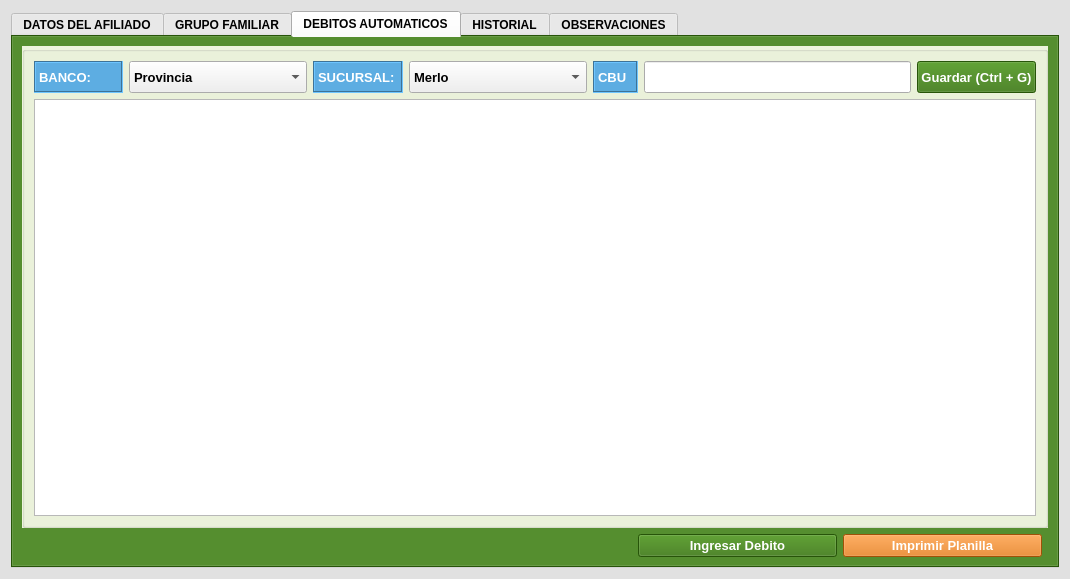
The window that gui/detalles/detalleAfiliados.ui (shae-ra/sindicato) describes before a commit, drawn with Qt 5.
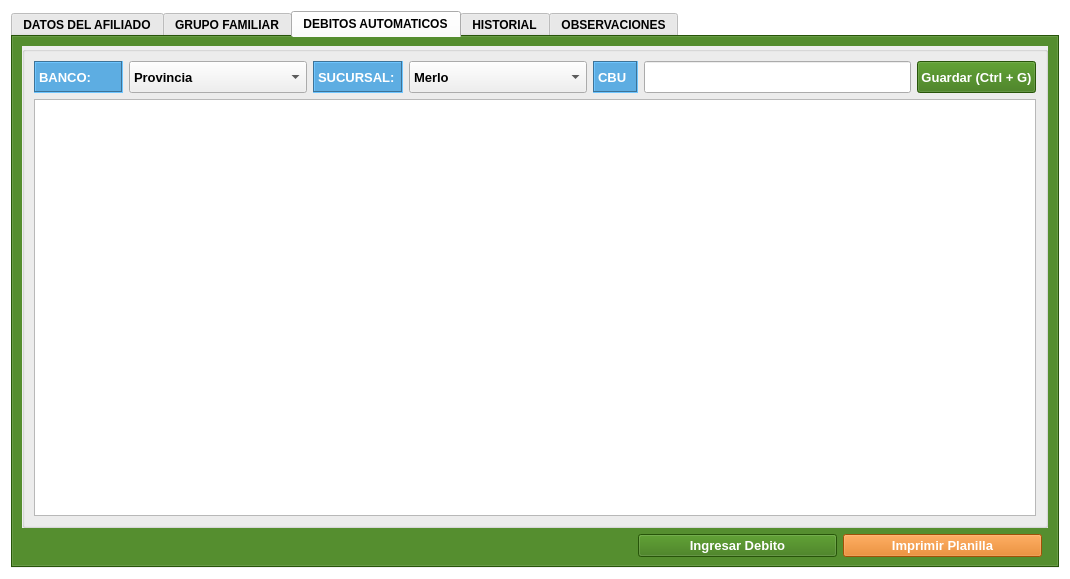
The same window after the commit. The open tabs and pages were chosen to show the change. Icons and pictures are not drawn.

What changed in the file:
```diff
--- a/gui/detalles/detalleAfiliados.ui
+++ b/gui/detalles/detalleAfiliados.ui
@@ -25,9 +25,9 @@
      <colorrole role="Button">
       <brush brushstyle="SolidPattern">
        <color alpha="255">
-        <red>225</red>
-        <green>225</green>
-        <blue>225</blue>
+        <red>255</red>
+        <green>255</green>
+        <blue>255</blue>
        </color>
       </brush>
      </colorrole>
@@ -43,27 +43,27 @@
      <colorrole role="Midlight">
       <brush brushstyle="SolidPattern">
        <color alpha="255">
-        <red>240</red>
-        <green>240</green>
-        <blue>240</blue>
+        <red>255</red>
+        <green>255</green>
+        <blue>255</blue>
        </color>
       </brush>
      </colorrole>
      <colorrole role="Dark">
       <brush brushstyle="SolidPattern">
        <color alpha="255">
-        <red>112</red>
-        <green>112</green>
-        <blue>112</blue>
+        <red>127</red>
+        <green>127</green>
+        <blue>127</blue>
        </color>
       </brush>
      </colorrole>
      <colorrole role="Mid">
       <brush brushstyle="SolidPattern">
        <color alpha="255">
-        <red>150</red>
-        <green>150</green>
-        <blue>150</blue>
+        <red>170</red>
+        <green>170</green>
+        <blue>170</blue>
        </color>
       </brush>
      </colorrole>
@@ -106,9 +106,9 @@
      <colorrole role="Window">
       <brush brushstyle="SolidPattern">
        <color alpha="255">
-        <red>225</red>
-        <green>225</green>
-        <blue>225</blue>
+        <red>255</red>
+        <green>255</green>
+        <blue>255</blue>
        </color>
       </brush>
      </colorrole>
@@ -124,9 +124,9 @@
      <colorrole role="AlternateBase">
       <brush brushstyle="SolidPattern">
        <color alpha="255">
-        <red>240</red>
-        <green>240</green>
-        <blue>240</blue>
+        <red>255</red>
+        <green>255</green>
+        <blue>255</blue>
        </color>
       </brush>
      </colorrole>
@@ -162,9 +162,9 @@
      <colorrole role="Button">
       <brush brushstyle="SolidPattern">
        <color alpha="255">
-        <red>225</red>
-        <green>225</green>
-        <blue>225</blue>
+        <red>255</red>
+        <green>255</green>
+        <blue>255</blue>
        </color>
       </brush>
      </colorrole>
@@ -180,27 +180,27 @@
      <colorrole role="Midlight">
       <brush brushstyle="SolidPattern">
        <color alpha="255">
-        <red>240</red>
-        <green>240</green>
-        <blue>240</blue>
+        <red>255</red>
+        <green>255</green>
+        <blue>255</blue>
        </color>
       </brush>
      </colorrole>
      <colorrole role="Dark">
       <brush brushstyle="SolidPattern">
        <color alpha="255">
-        <red>112</red>
-        <green>112</green>
-        <blue>112</blue>
+        <red>127</red>
+        <green>127</green>
+        <blue>127</blue>
        </color>
       </brush>
      </colorrole>
      <colorrole role="Mid">
       <brush brushstyle="SolidPattern">
        <color alpha="255">
-        <red>150</red>
-        <green>150</green>
-        <blue>150</blue>
+        <red>170</red>
+        <green>170</green>
+        <blue>170</blue>
        </color>
       </brush>
      </colorrole>
@@ -243,9 +243,9 @@
      <colorrole role="Window">
       <brush brushstyle="SolidPattern">
        <color alpha="255">
-        <red>225</red>
-        <green>225</green>
-        <blue>225</blue>
+        <red>255</red>
+        <green>255</green>
+        <blue>255</blue>
        </color>
       </brush>
      </colorrole>
@@ -261,9 +261,9 @@
      <colorrole role="AlternateBase">
       <brush brushstyle="SolidPattern">
        <color alpha="255">
-        <red>240</red>
-        <green>240</green>
-        <blue>240</blue>
+        <red>255</red>
+        <green>255</green>
+        <blue>255</blue>
        </color>
       </brush>
      </colorrole>
@@ -290,18 +290,18 @@
      <colorrole role="WindowText">
       <brush brushstyle="SolidPattern">
        <color alpha="255">
-        <red>112</red>
-        <green>112</green>
-        <blue>112</blue>
+        <red>127</red>
+        <green>127</green>
+        <blue>127</blue>
        </color>
       </brush>
      </colorrole>
      <colorrole role="Button">
       <brush brushstyle="SolidPattern">
        <color alpha="255">
-        <red>225</red>
-        <green>225</green>
-        <blue>225</blue>
+        <red>255</red>
+        <green>255</green>
+        <blue>255</blue>
        </color>
       </brush>
      </colorrole>
@@ -317,36 +317,36 @@
      <colorrole role="Midlight">
       <brush brushstyle="SolidPattern">
        <color alpha="255">
-        <red>240</red>
-        <green>240</green>
-        <blue>240</blue>
+        <red>255</red>
+        <green>255</green>
+        <blue>255</blue>
        </color>
       </brush>
      </colorrole>
      <colorrole role="Dark">
       <brush brushstyle="SolidPattern">
        <color alpha="255">
-        <red>112</red>
-        <green>112</green>
-        <blue>112</blue>
+        <red>127</red>
+        <green>127</green>
+        <blue>127</blue>
        </color>
       </brush>
      </colorrole>
      <colorrole role="Mid">
       <brush brushstyle="SolidPattern">
        <color alpha="255">
-        <red>150</red>
-        <green>150</green>
-        <blue>150</blue>
+        <red>170</red>
+        <green>170</green>
+        <blue>170</blue>
        </color>
       </brush>
      </colorrole>
      <colorrole role="Text">
       <brush brushstyle="SolidPattern">
        <color alpha="255">
-        <red>112</red>
-        <green>112</green>
-        <blue>112</blue>
+        <red>127</red>
+        <green>127</green>
+        <blue>127</blue>
        </color>
       </brush>
      </colorrole>
@@ -362,27 +362,27 @@
      <colorrole role="ButtonText">
       <brush brushstyle="SolidPattern">
        <color alpha="255">
-        <red>112</red>
-        <green>112</green>
-        <blue>112</blue>
+        <red>127</red>
+        <green>127</green>
+        <blue>127</blue>
        </color>
       </brush>
      </colorrole>
      <colorrole role="Base">
       <brush brushstyle="SolidPattern">
        <color alpha="255">
-        <red>225</red>
-        <green>225</green>
-        <blue>225</blue>
+        <red>255</red>
+        <green>255</green>
+        <blue>255</blue>
        </color>
       </brush>
      </colorrole>
      <colorrole role="Window">
       <brush brushstyle="SolidPattern">
        <color alpha="255">
-        <red>225</red>
-        <green>225</green>
-        <blue>225</blue>
+        <red>255</red>
+        <green>255</green>
+        <blue>255</blue>
        </color>
       </brush>
      </colorrole>
@@ -398,9 +398,9 @@
      <colorrole role="AlternateBase">
       <brush brushstyle="SolidPattern">
        <color alpha="255">
-        <red>225</red>
-        <green>225</green>
-        <blue>225</blue>
+        <red>255</red>
+        <green>255</green>
+        <blue>255</blue>
        </color>
       </brush>
      </colorrole>
@@ -447,63 +447,63 @@
         <colorrole role="WindowText">
          <brush brushstyle="SolidPattern">
           <color alpha="255">
-           <red>255</red>
-           <green>255</green>
-           <blue>255</blue>
+           <red>0</red>
+           <green>0</green>
+           <blue>0</blue>
           </color>
          </brush>
         </colorrole>
         <colorrole role="Button">
          <brush brushstyle="SolidPattern">
           <color alpha="255">
-           <red>55</red>
-           <green>118</green>
-           <blue>13</blue>
+           <red>255</red>
+           <green>255</green>
+           <blue>255</blue>
           </color>
          </brush>
         </colorrole>
         <colorrole role="Light">
          <brush brushstyle="SolidPattern">
           <color alpha="255">
-           <red>165</red>
-           <green>177</green>
-           <blue>173</blue>
+           <red>255</red>
+           <green>255</green>
+           <blue>255</blue>
           </color>
          </brush>
         </colorrole>
         <colorrole role="Midlight">
          <brush brushstyle="SolidPattern">
           <color alpha="255">
-           <red>137</red>
-           <green>147</green>
-           <blue>144</blue>
+           <red>255</red>
+           <green>255</green>
+           <blue>255</blue>
           </color>
          </brush>
         </colorrole>
         <colorrole role="Dark">
          <brush brushstyle="SolidPattern">
           <color alpha="255">
-           <red>55</red>
-           <green>59</green>
-           <blue>57</blue>
+           <red>127</red>
+           <green>127</green>
+           <blue>127</blue>
           </color>
          </brush>
         </colorrole>
         <colorrole role="Mid">
          <brush brushstyle="SolidPattern">
           <color alpha="255">
-           <red>73</red>
-           <green>78</green>
-           <blue>76</blue>
+           <red>170</red>
+           <green>170</green>
+           <blue>170</blue>
           </color>
          </brush>
         </colorrole>
         <colorrole role="Text">
          <brush brushstyle="SolidPattern">
           <color alpha="255">
-           <red>255</red>
-           <green>255</green>
-           <blue>255</blue>
+           <red>0</red>
+           <green>0</green>
+           <blue>0</blue>
           </color>
          </brush>
         </colorrole>
@@ -519,27 +519,27 @@
         <colorrole role="ButtonText">
          <brush brushstyle="SolidPattern">
           <color alpha="255">
-           <red>255</red>
-           <green>255</green>
-           <blue>255</blue>
+           <red>0</red>
+           <green>0</green>
+           <blue>0</blue>
           </color>
          </brush>
         </colorrole>
         <colorrole role="Base">
          <brush brushstyle="SolidPattern">
           <color alpha="255">
-           <red>55</red>
-           <green>118</green>
-           <blue>13</blue>
+           <red>255</red>
+           <green>255</green>
+           <blue>255</blue>
           </color>
          </brush>
         </colorrole>
         <colorrole role="Window">
          <brush brushstyle="SolidPattern">
           <color alpha="255">
-           <red>55</red>
-           <green>118</green>
-           <blue>13</blue>
+           <red>255</red>
+           <green>255</green>
+           <blue>255</blue>
           </color>
          </brush>
         </colorrole>
@@ -555,9 +555,9 @@
         <colorrole role="AlternateBase">
          <brush brushstyle="SolidPattern">
           <color alpha="255">
-           <red>55</red>
-           <green>59</green>
-           <blue>57</blue>
+           <red>255</red>
+           <green>255</green>
+           <blue>255</blue>
           </color>
          </brush>
         </colorrole>
@@ -584,63 +584,63 @@
         <colorrole role="WindowText">
          <brush brushstyle="SolidPattern">
           <color alpha="255">
-           <red>255</red>
-           <green>255</green>
-           <blue>255</blue>
+           <red>0</red>
+           <green>0</green>
+           <blue>0</blue>
           </color>
          </brush>
         </colorrole>
         <colorrole role="Button">
          <brush brushstyle="SolidPattern">
           <color alpha="255">
-           <red>55</red>
-           <green>118</green>
-           <blue>13</blue>
+           <red>255</red>
+           <green>255</green>
+           <blue>255</blue>
           </color>
          </brush>
         </colorrole>
         <colorrole role="Light">
          <brush brushstyle="SolidPattern">
           <color alpha="255">
-           <red>165</red>
-           <green>177</green>
-           <blue>173</blue>
+           <red>255</red>
+           <green>255</green>
+           <blue>255</blue>
           </color>
          </brush>
         </colorrole>
         <colorrole role="Midlight">
          <brush brushstyle="SolidPattern">
           <color alpha="255">
-           <red>137</red>
-           <green>147</green>
-           <blue>144</blue>
+           <red>255</red>
+           <green>255</green>
+           <blue>255</blue>
           </color>
          </brush>
         </colorrole>
         <colorrole role="Dark">
          <brush brushstyle="SolidPattern">
           <color alpha="255">
-           <red>55</red>
-           <green>59</green>
-           <blue>57</blue>
+           <red>127</red>
+           <green>127</green>
+           <blue>127</blue>
           </color>
          </brush>
         </colorrole>
         <colorrole role="Mid">
          <brush brushstyle="SolidPattern">
           <color alpha="255">
-           <red>73</red>
-           <green>78</green>
-           <blue>76</blue>
+           <red>170</red>
+           <green>170</green>
+           <blue>170</blue>
           </color>
          </brush>
         </colorrole>
         <colorrole role="Text">
          <brush brushstyle="SolidPattern">
           <color alpha="255">
-           <red>255</red>
-           <green>255</green>
-           <blue>255</blue>
+           <red>0</red>
+           <green>0</green>
+           <blue>0</blue>
           </color>
          </brush>
         </colorrole>
@@ -656,27 +656,27 @@
         <colorrole role="ButtonText">
          <brush brushstyle="SolidPattern">
           <color alpha="255">
-           <red>255</red>
-           <green>255</green>
-           <blue>255</blue>
+           <red>0</red>
+           <green>0</green>
+           <blue>0</blue>
           </color>
          </brush>
         </colorrole>
         <colorrole role="Base">
          <brush brushstyle="SolidPattern">
           <color alpha="255">
-           <red>55</red>
-           <green>118</green>
-           <blue>13</blue>
+           <red>255</red>
+           <green>255</green>
+           <blue>255</blue>
           </color>
          </brush>
         </colorrole>
         <colorrole role="Window">
          <brush brushstyle="SolidPattern">
           <color alpha="255">
-           <red>55</red>
-           <green>118</green>
-           <blue>13</blue>
+           <red>255</red>
+           <green>255</green>
+           <blue>255</blue>
           </color>
          </brush>
         </colorrole>
@@ -692,9 +692,9 @@
         <colorrole role="AlternateBase">
          <brush brushstyle="SolidPattern">
           <color alpha="255">
-           <red>55</red>
-           <green>59</green>
-           <blue>57</blue>
+           <red>255</red>
+           <green>255</green>
+           <blue>255</blue>
           </color>
          </brush>
         </colorrole>
@@ -721,63 +721,63 @@
         <colorrole role="WindowText">
          <brush brushstyle="SolidPattern">
           <color alpha="255">
-           <red>255</red>
-           <green>255</green>
-           <blue>255</blue>
+           <red>127</red>
+           <green>127</green>
+           <blue>127</blue>
           </color>
          </brush>
         </colorrole>
         <colorrole role="Button">
          <brush brushstyle="SolidPattern">
           <color alpha="255">
-           <red>55</red>
-           <green>118</green>
-           <blue>13</blue>
+           <red>255</red>
+           <green>255</green>
+           <blue>255</blue>
           </color>
          </brush>
         </colorrole>
         <colorrole role="Light">
          <brush brushstyle="SolidPattern">
           <color alpha="255">
-           <red>165</red>
-           <green>177</green>
-           <blue>173</blue>
+           <red>255</red>
+           <green>255</green>
+           <blue>255</blue>
           </color>
          </brush>
         </colorrole>
         <colorrole role="Midlight">
          <brush brushstyle="SolidPattern">
           <color alpha="255">
-           <red>137</red>
-           <green>147</green>
-           <blue>144</blue>
+           <red>255</red>
+           <green>255</green>
+           <blue>255</blue>
           </color>
          </brush>
         </colorrole>
         <colorrole role="Dark">
          <brush brushstyle="SolidPattern">
           <color alpha="255">
-           <red>55</red>
-           <green>59</green>
-           <blue>57</blue>
+           <red>127</red>
+           <green>127</green>
+           <blue>127</blue>
           </color>
          </brush>
         </colorrole>
         <colorrole role="Mid">
          <brush brushstyle="SolidPattern">
           <color alpha="255">
-           <red>73</red>
-           <green>78</green>
-           <blue>76</blue>
+           <red>170</red>
+           <green>170</green>
+           <blue>170</blue>
           </color>
          </brush>
         </colorrole>
         <colorrole role="Text">
          <brush brushstyle="SolidPattern">
           <color alpha="255">
-           <red>255</red>
-           <green>255</green>
-           <blue>255</blue>
+           <red>127</red>
+           <green>127</green>
+           <blue>127</blue>
           </color>
          </brush>
         </colorrole>
@@ -793,27 +793,27 @@
         <colorrole role="ButtonText">
          <brush brushstyle="SolidPattern">
           <color alpha="255">
-           <red>255</red>
-           <green>255</green>
-           <blue>255</blue>
+           <red>127</red>
+           <green>127</green>
+           <blue>127</blue>
           </color>
          </brush>
         </colorrole>
         <colorrole role="Base">
          <brush brushstyle="SolidPattern">
           <color alpha="255">
-           <red>55</red>
-           <green>118</green>
-           <blue>13</blue>
+           <red>255</red>
+           <green>255</green>
+           <blue>255</blue>
           </color>
          </brush>
         </colorrole>
         <colorrole role="Window">
          <brush brushstyle="SolidPattern">
           <color alpha="255">
-           <red>55</red>
-           <green>118</green>
-           <blue>13</blue>
+           <red>255</red>
+           <green>255</green>
+           <blue>255</blue>
           </color>
          </brush>
         </colorrole>
@@ -829,9 +829,9 @@
         <colorrole role="AlternateBase">
          <brush brushstyle="SolidPattern">
           <color alpha="255">
-           <red>110</red>
-           <green>118</green>
-           <blue>115</blue>
+           <red>255</red>
+           <green>255</green>
+           <blue>255</blue>
           </color>
          </brush>
         </colorrole>
@@ -4299,9 +4299,100 @@
        </item>
        <item row="0" column="0" colspan="6">
         <widget class="QGroupBox" name="groupBox">
+         <property name="palette">
+          <palette>
+           <active>
+            <colorrole role="Button">
+             <brush brushstyle="SolidPattern">
+              <color alpha="255">
+               <red>239</red>
+               <green>239</green>
+               <blue>239</blue>
+              </color>
+             </brush>
+            </colorrole>
+            <colorrole role="Base">
+             <brush brushstyle="SolidPattern">
+              <color alpha="255">
+               <red>239</red>
+               <green>239</green>
+               <blue>239</blue>
+              </color>
+             </brush>
+            </colorrole>
+            <colorrole role="Window">
+             <brush brushstyle="SolidPattern">
+              <color alpha="255">
+               <red>239</red>
+               <green>239</green>
+               <blue>239</blue>
+              </color>
+             </brush>
+            </colorrole>
+           </active>
+           <inactive>
+            <colorrole role="Button">
+             <brush brushstyle="SolidPattern">
+              <color alpha="255">
+               <red>239</red>
+               <green>239</green>
+               <blue>239</blue>
+              </color>
+             </brush>
+            </colorrole>
+            <colorrole role="Base">
+             <brush brushstyle="SolidPattern">
+              <color alpha="255">
+               <red>239</red>
+               <green>239</green>
+               <blue>239</blue>
+              </color>
+             </brush>
+            </colorrole>
+            <colorrole role="Window">
+             <brush brushstyle="SolidPattern">
+              <color alpha="255">
+               <red>239</red>
+               <green>239</green>
+               <blue>239</blue>
+              </color>
+             </brush>
+            </colorrole>
+           </inactive>
+           <disabled>
+            <colorrole role="Button">
+             <brush brushstyle="SolidPattern">
+              <color alpha="255">
+               <red>239</red>
+               <green>239</green>
+               <blue>239</blue>
+              </color>
+             </brush>
+            </colorrole>
+            <colorrole role="Base">
+             <brush brushstyle="SolidPattern">
+              <color alpha="255">
+               <red>239</red>
+               <green>239</green>
+               <blue>239</blue>
+              </color>
+             </brush>
+            </colorrole>
+            <colorrole role="Window">
+             <brush brushstyle="SolidPattern">
+              <color alpha="255">
+               <red>239</red>
+               <green>239</green>
+               <blue>239</blue>
+              </color>
+             </brush>
+            </colorrole>
+           </disabled>
+          </palette>
+         </property>
          <property name="styleSheet">
           <string notr="true">#groupBox{
-background-color: #edf4dd;
+background-color: #efefef;
 }</string>
          </property>
          <property name="title">
```
Left out of the diff: 10 changed lines with no effect on the pictures.
